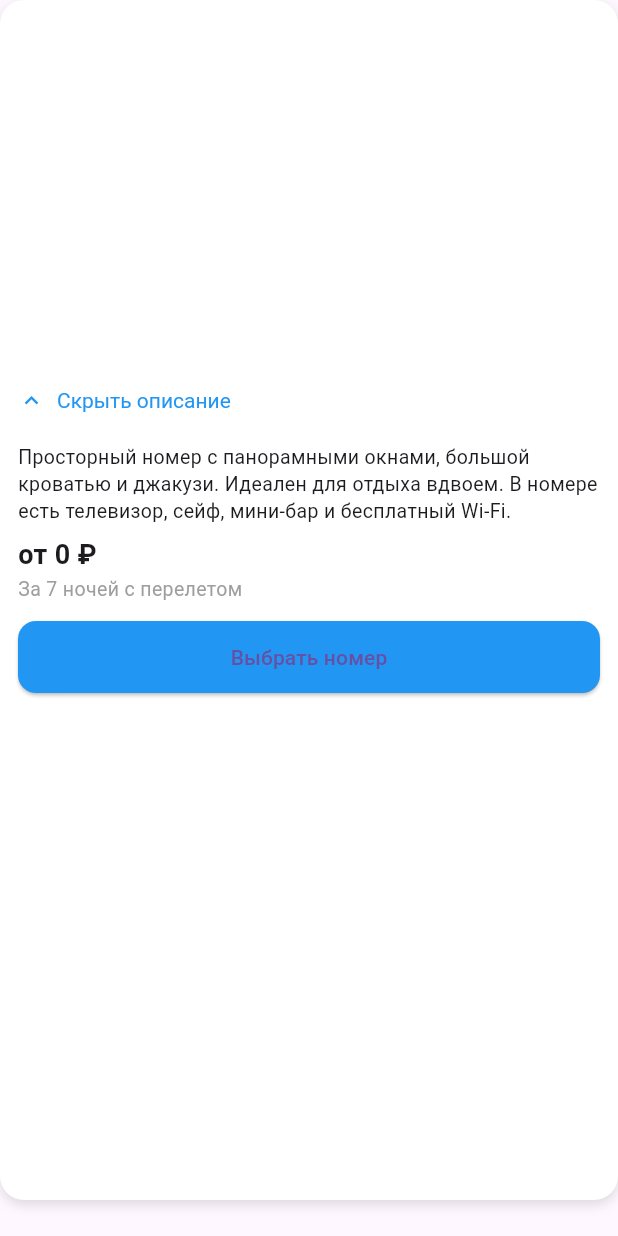
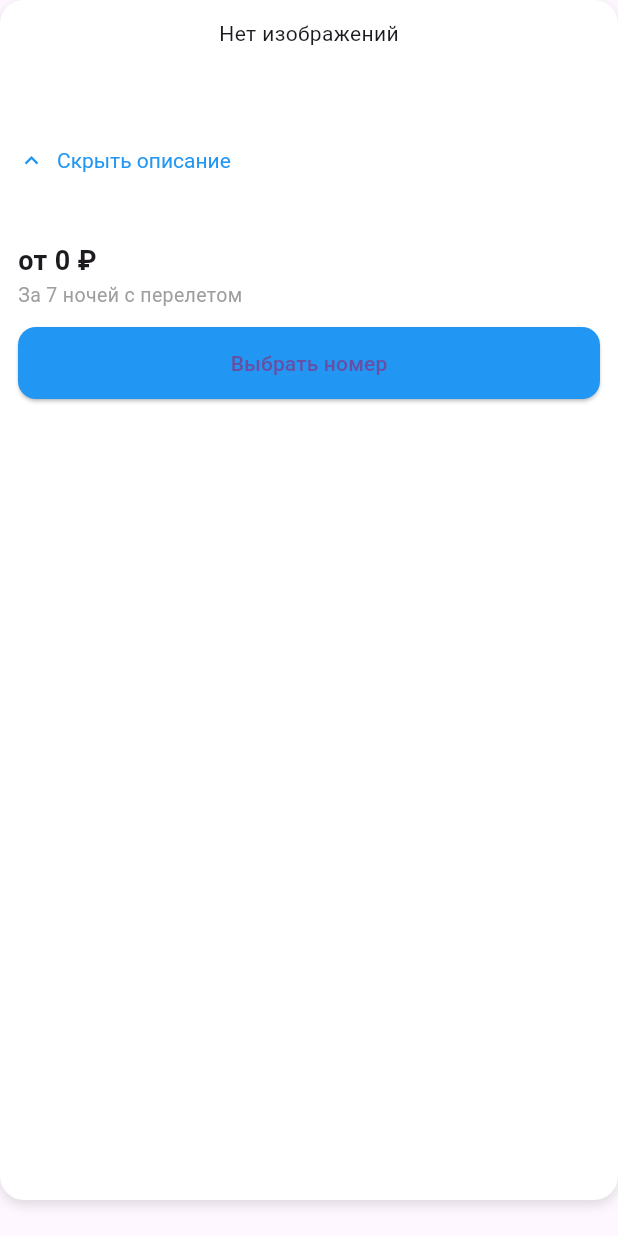
Before and after one commit to Nikita2010pro/Project, a Flutter app: the RoomCard widget shown alone on an empty page, opened directly with empty values, after a tap on "Подробнее о номере", on a phone screen of 412 x 824 dp. Run offline on Flutter 3.47's test engine with Material 3 defaults, Android fonts, the phone set to English and light mode, and no system bars; our stand-ins replace cloud_firestore, email_validator, firebase_auth, firebase_core; accounts and stored records are empty.

Commit message:
хранение номеров

```diff
--- a/lib/models/room_card.dart
+++ b/lib/models/room_card.dart
@@ -2,7 +2,6 @@ import 'package:flutter/material.dart';
 import 'package:project/models/booking_data.dart';
 import 'package:project/models/hotel.dart';
 import 'package:project/screens/booking_screen.dart';
-
 
 class RoomCard extends StatefulWidget {
   final Hotel hotel;
@@ -10,6 +9,7 @@ class RoomCard extends StatefulWidget {
   final List<String> images;
   final List<String> features;
   final double price;
+  final String description;
 
   const RoomCard({
     Key? key,
@@ -18,8 +18,8 @@ class RoomCard extends StatefulWidget {
     required this.images,
     required this.features,
     required this.price,
+    required this.description,
   }) : super(key: key);
-
 
   @override
   State<RoomCard> createState() => _RoomCardState();
@@ -43,6 +43,9 @@ class _RoomCardState extends State<RoomCard> {
 
   @override
   Widget build(BuildContext context) {
+    // Печать для отладки
+    print('Images in RoomCard: ${widget.images}');
+
     return Container(
       padding: const EdgeInsets.all(12),
       margin: const EdgeInsets.only(bottom: 24),
@@ -60,8 +63,9 @@ class _RoomCardState extends State<RoomCard> {
       child: Column(
         crossAxisAlignment: CrossAxisAlignment.start,
         children: [
-        // 📸 Вот тут находится PageView
-        SizedBox(
+          // 📸 Здесь находится PageView
+          widget.images.isNotEmpty
+              ? SizedBox(
                   height: 180,
                   child: PageView.builder(
                     controller: _pageController,
@@ -73,11 +77,18 @@ class _RoomCardState extends State<RoomCard> {
                           widget.images[index],
                           width: double.infinity,
                           fit: BoxFit.cover,
+                          errorBuilder: (context, error, stackTrace) =>
+                              const Center(child: Icon(Icons.broken_image)),
+                          loadingBuilder: (context, child, progress) {
+                            if (progress == null) return child;
+                            return const Center(child: CircularProgressIndicator());
+                          },
                         ),
                       );
                     },
                   ),
-        ),
+                )
+              : const Center(child: Text('Нет изображений')),
           const SizedBox(height: 12),
 
           // Название
@@ -121,11 +132,11 @@ class _RoomCardState extends State<RoomCard> {
 
           // Описание
           if (_showDetails)
-            const Padding(
-              padding: EdgeInsets.only(top: 4),
+            Padding(
+              padding: const EdgeInsets.only(top: 4),
               child: Text(
-                'Просторный номер с панорамными окнами, большой кроватью и джакузи. Идеален для отдыха вдвоем. В номере есть телевизор, сейф, мини-бар и бесплатный Wi-Fi.',
-                style: TextStyle(fontSize: 13, height: 1.4),
+                widget.description, // Отображаем описание из Firebase
+                style: const TextStyle(fontSize: 13, height: 1.4),
               ),
             ),
 
```
Also changed, not shown: lib/data/room_selection_screen.dart (+77 -25 lines), lib/models/room.dart (added, +25 -0 lines). Lines whose indentation alone changed are shown as unchanged.
